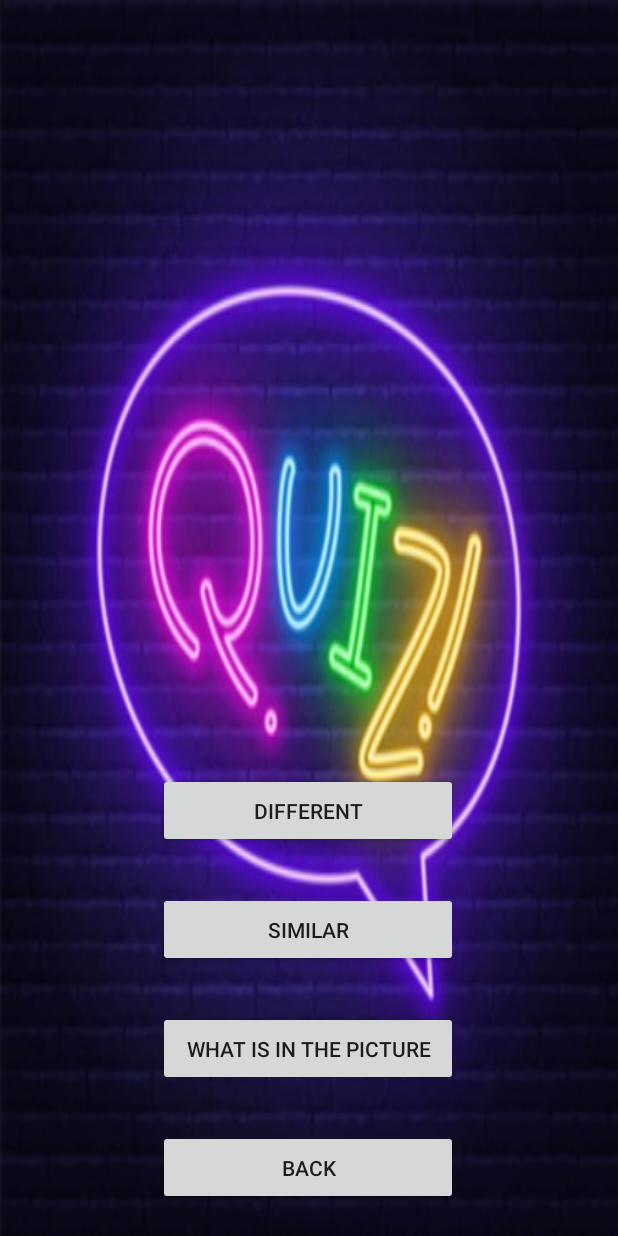
After one commit to noy5277/Card-Game-App, an Android app: the Category screen opened directly, with no data from a screen before it, on a phone screen of 412 x 824 dp. The commit adds this screen. Run offline under Robolectric (Android 15) with nearby library versions, the phone set to English and light mode, and no system bars.

Commit message:
category
change main activity,
add category.java
add activity _category

```diff
--- a/app/src/main/AndroidManifest.xml
+++ b/app/src/main/AndroidManifest.xml
@@ -9,6 +9,9 @@
         android:roundIcon="@mipmap/ic_launcher_round"
         android:supportsRtl="true"
         android:theme="@style/Theme.CardGameApp">
+        <activity
+            android:name=".Category"
+            android:exported="true" />
         <activity
             android:name=".MainGame"
             android:exported="true" />
--- /dev/null
+++ b/app/src/main/java/com/example/cardgameapp/Category.java
@@ -0,0 +1,32 @@
+package com.example.cardgameapp;
+
+import android.content.Intent;
+import android.os.Bundle;
+import android.view.View;
+import android.widget.Button;
+
+import androidx.appcompat.app.AppCompatActivity;
+
+public class Category extends AppCompatActivity {
+    private Button backMainGame;
+
+
+    @Override
+    protected void onCreate(Bundle savedInstanceState) {
+        super.onCreate(savedInstanceState);
+        setContentView(R.layout.activity_category);
+
+        backMainGame = (Button) findViewById(R.id.back);
+        backMainGame.setOnClickListener(new View.OnClickListener() {
+            @Override
+            public void onClick(View view) {
+                OpenMainGame();
+            }
+        });
+    }
+
+    public void OpenMainGame() {
+        Intent intent = new Intent(this,MainGame.class);
+        startActivity(intent);
+    }
+}
--- a/app/src/main/java/com/example/cardgameapp/MainActivity.java
+++ b/app/src/main/java/com/example/cardgameapp/MainActivity.java
@@ -50,6 +50,8 @@ public class MainActivity extends AppCompatActivity implements View.OnClickListe
         signInBtn.setOnClickListener(this);
         mAuth = FirebaseAuth.getInstance();
     }
+
+
     @Override
     public void onClick(View v) {
         switch (v.getId()){
--- a/app/src/main/java/com/example/cardgameapp/MainGame.java
+++ b/app/src/main/java/com/example/cardgameapp/MainGame.java
@@ -2,13 +2,32 @@ package com.example.cardgameapp;
 
 import androidx.appcompat.app.AppCompatActivity;
 
+import android.content.Intent;
 import android.os.Bundle;
+import android.view.View;
+import android.widget.Button;
 
 public class MainGame extends AppCompatActivity {
+
+    private Button OpenCategoryButton;
+
 
     @Override
     protected void onCreate(Bundle savedInstanceState) {
         super.onCreate(savedInstanceState);
         setContentView(R.layout.activity_main_game);
+
+        OpenCategoryButton = (Button) findViewById(R.id.startGameBtn);
+        OpenCategoryButton.setOnClickListener(new View.OnClickListener() {
+            @Override
+            public void onClick(View view) {
+                OpenCategory();
+            }
+        });
+    }
+
+    public void OpenCategory() {
+        Intent intent = new Intent(this, Category.class);
+        startActivity(intent);
     }
 }
--- /dev/null
+++ b/app/src/main/res/layout/activity_category.xml
@@ -0,0 +1,64 @@
+<?xml version="1.0" encoding="utf-8"?>
+<androidx.constraintlayout.widget.ConstraintLayout xmlns:android="http://schemas.android.com/apk/res/android"
+    xmlns:app="http://schemas.android.com/apk/res-auto"
+    xmlns:tools="http://schemas.android.com/tools"
+    android:layout_width="match_parent"
+    android:layout_height="match_parent"
+    android:background="@drawable/main_game_background"
+    tools:context=".Category">
+
+
+    <Button
+        android:id="@+id/different"
+        android:layout_width="200dp"
+        android:layout_height="50dp"
+        android:text="@string/Different"
+        app:layout_constraintBottom_toBottomOf="parent"
+        app:layout_constraintEnd_toEndOf="parent"
+        app:layout_constraintHorizontal_bias="0.497"
+        app:layout_constraintStart_toStartOf="parent"
+        app:layout_constraintTop_toTopOf="parent"
+        app:layout_constraintVertical_bias="0.666"
+        tools:background="#3F51B5" />
+
+    <Button
+        android:id="@+id/similar"
+        android:layout_width="200dp"
+        android:layout_height="50dp"
+        android:text="@string/Similar"
+        app:layout_constraintBottom_toBottomOf="parent"
+        app:layout_constraintEnd_toEndOf="parent"
+        app:layout_constraintHorizontal_bias="0.497"
+        app:layout_constraintStart_toStartOf="parent"
+        app:layout_constraintTop_toTopOf="parent"
+        app:layout_constraintVertical_bias="0.768"
+        tools:background="#3F51B5" />
+
+    <Button
+        android:id="@+id/what_is_in_the_picture"
+        android:layout_width="200dp"
+        android:layout_height="50dp"
+        android:text="@string/What_is_in_the_picture"
+        app:layout_constraintBottom_toBottomOf="parent"
+        app:layout_constraintEnd_toEndOf="parent"
+        app:layout_constraintHorizontal_bias="0.497"
+        app:layout_constraintStart_toStartOf="parent"
+        app:layout_constraintTop_toTopOf="parent"
+        app:layout_constraintVertical_bias="0.871"
+        tools:background="#3F51B5" />
+
+    <Button
+        android:id="@+id/back"
+        android:layout_width="200dp"
+        android:layout_height="50dp"
+        android:text="@string/back"
+        app:layout_constraintBottom_toBottomOf="parent"
+        app:layout_constraintEnd_toEndOf="parent"
+        app:layout_constraintHorizontal_bias="0.498"
+        app:layout_constraintStart_toStartOf="parent"
+        app:layout_constraintTop_toTopOf="parent"
+        app:layout_constraintVertical_bias="0.973"
+        tools:background="#E91E63" />
+
+
+</androidx.constraintlayout.widget.ConstraintLayout>
--- a/app/src/main/res/values/strings.xml
+++ b/app/src/main/res/values/strings.xml
@@ -10,4 +10,10 @@
     <string name="login_B_Text">LOGIN</string>
     <string name="string_login_b_text">LOGIN</string>
     <string name="email_address">Email Address</string>
+    <string name="Different">Different</string>
+    <string name="Similar">Similar</string>
+    <string name="What_is_in_the_picture">What is in the picture</string>
+    <string name="back">Back</string>
+
+
 </resources>
```
Also changed, not shown: 1 other file.
